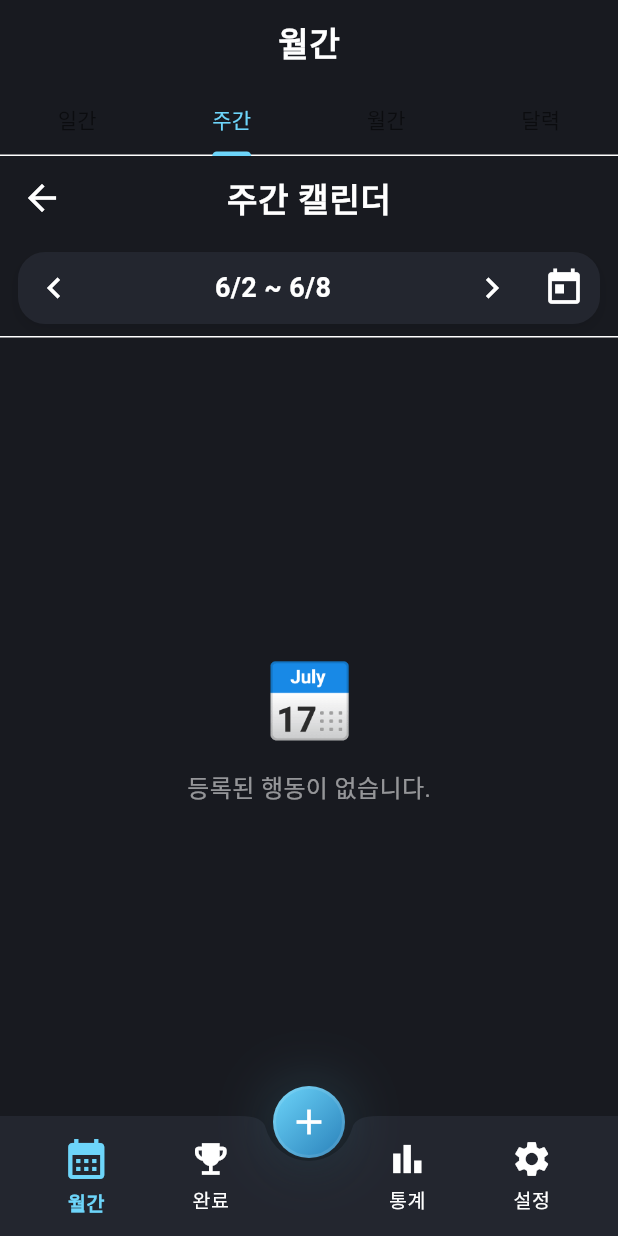
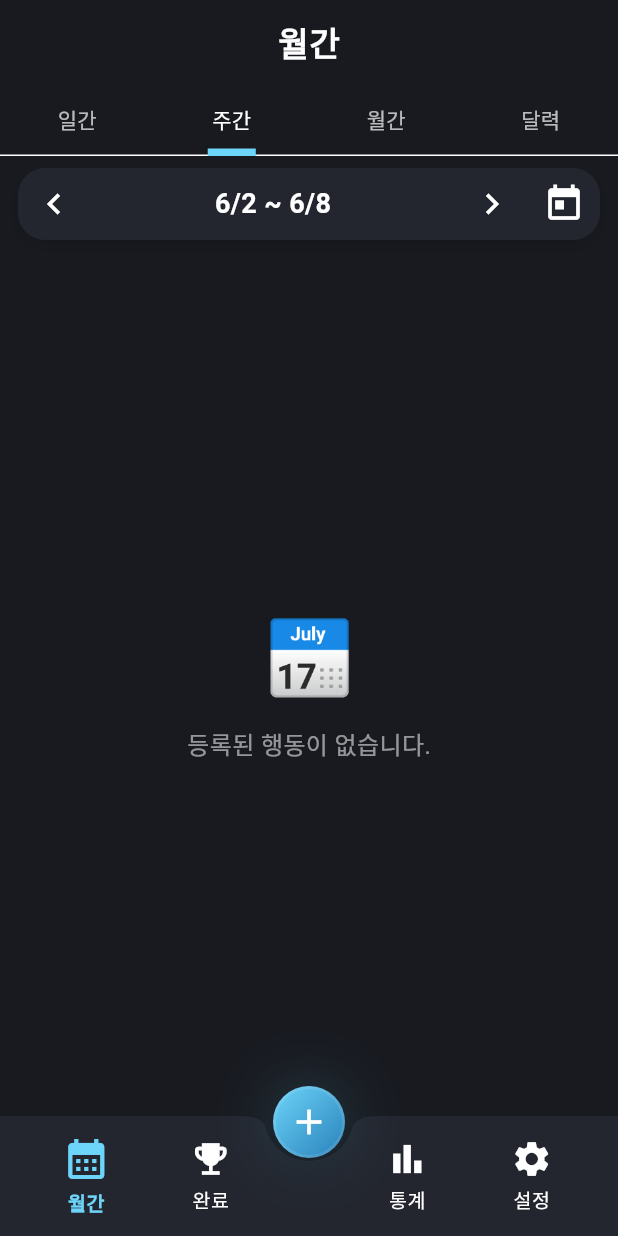
Before and after one commit to baesee/month_action_flutter, a Flutter app: the screen it shows after launch, tab 2 chosen, after a tap on the "chevron left" icon, on a phone screen of 412 x 824 dp. Run offline on Flutter 3.47's test engine with Material 3 defaults, Android fonts, the light colour scheme and no system bars; our stand-ins replace fl_chart, hive, hive_flutter, table_calendar; accounts and stored records are empty.

Commit message:
fix : 탭 디자인 수정

```diff
--- a/lib/presentation/main_screen.dart
+++ b/lib/presentation/main_screen.dart
@@ -417,9 +417,15 @@ class _MonthlyTabScreenState extends State<MonthlyTabScreen>
           bottom: TabBar(
             controller: _tabController,
             tabs: _tabs.map((t) => Tab(text: t)).toList(),
-            indicatorColor: Theme.of(context).colorScheme.primary,
-            labelColor: Theme.of(context).colorScheme.primary,
-            unselectedLabelColor: Colors.black54,
+            indicator: UnderlineTabIndicator(
+              borderSide: BorderSide(
+                color: Theme.of(context).colorScheme.primary,
+                width: 5,
+              ),
+              insets: EdgeInsets.symmetric(horizontal: 24),
+            ),
+            labelColor: Colors.white,
+            unselectedLabelColor: Colors.white70,
           ),
         ),
         body: TabBarView(
@@ -441,10 +447,18 @@ class _MonthlyTabScreenState extends State<MonthlyTabScreen>
                     vertical: 8,
                     horizontal: 12,
                   ),
+                  child: Container(
+                    decoration: BoxDecoration(
+                      color: const Color(0xFF23262F),
+                      borderRadius: BorderRadius.circular(16),
+                    ),
                     child: Row(
                       children: [
                         IconButton(
-                        icon: const Icon(Icons.chevron_left),
+                          icon: const Icon(
+                            Icons.chevron_left,
+                            color: Colors.white,
+                          ),
                           onPressed: _goToPrevMonth,
                         ),
                         Expanded(
@@ -456,23 +470,29 @@ class _MonthlyTabScreenState extends State<MonthlyTabScreen>
                                   'yyyy년 M월',
                                   'ko',
                                 ).format(_focusedMonth),
-                              style: const TextStyle(
+                                style: TextStyle(
                                   fontSize: 18,
                                   fontWeight: FontWeight.bold,
+                                  color: Colors.white,
+                                  letterSpacing: 1.2,
                                 ),
                               ),
                             ),
                           ),
                         ),
                         IconButton(
-                        icon: const Icon(Icons.chevron_right),
+                          icon: const Icon(
+                            Icons.chevron_right,
+                            color: Colors.white,
+                          ),
                           onPressed: _goToNextMonth,
                         ),
                         IconButton(
-                        icon: const Icon(Icons.today),
+                          icon: const Icon(Icons.today, color: Colors.white),
                           onPressed: _goToToday,
                         ),
                       ],
+                    ),
                   ),
                 ),
                 Expanded(child: MonthlyView(focusedMonth: _focusedMonth)),
--- a/lib/presentation/views/calendar_view.dart
+++ b/lib/presentation/views/calendar_view.dart
@@ -285,7 +285,7 @@ class _CalendarViewState extends State<CalendarView> {
             },
           ),
         ),
-        const Divider(height: 1),
+        const SizedBox.shrink(),
         Expanded(
           child: Consumer<CalendarProvider>(
             builder: (context, provider, _) {
@@ -322,7 +322,7 @@ class _CalendarViewState extends State<CalendarView> {
               }
               return ListView.separated(
                 itemCount: filtered.length,
-                separatorBuilder: (_, __) => const Divider(height: 1),
+                separatorBuilder: (_, __) => const SizedBox.shrink(),
                 itemBuilder: (context, idx) {
                   final action = filtered[idx];
                   return AnimatedCard(
--- a/lib/presentation/views/daily_calendar_view.dart
+++ b/lib/presentation/views/daily_calendar_view.dart
@@ -66,19 +66,6 @@ class DailyCalendarView extends StatelessWidget {
     });
     return Scaffold(
       backgroundColor: const Color(0xFF181A20),
-      appBar: AppBar(
-        backgroundColor: Colors.transparent,
-        elevation: 0,
-        title: const Text(
-          '일간 캘린더',
-          style: TextStyle(
-            fontSize: 22,
-            fontWeight: FontWeight.bold,
-            color: Colors.white,
-          ),
-        ),
-        centerTitle: true,
-      ),
       body: Column(
         children: [
           Padding(
@@ -151,7 +138,7 @@ class DailyCalendarView extends StatelessWidget {
                           : ListView.separated(
                             itemCount: actions.length,
                             separatorBuilder:
-                                (_, __) => const Divider(height: 1),
+                                (_, __) => const SizedBox.shrink(),
                             itemBuilder: (context, idx) {
                               final action = actions[idx];
                               return AnimatedCard(
--- a/lib/presentation/views/weekly_calendar_view.dart
+++ b/lib/presentation/views/weekly_calendar_view.dart
@@ -120,19 +120,6 @@ class _WeeklyCalendarViewState extends State<WeeklyCalendarView> {
         '${DateFormat('M/d').format(_startOfWeek)} ~ ${DateFormat('M/d').format(_endOfWeek)}';
     return Scaffold(
       backgroundColor: const Color(0xFF181A20),
-      appBar: AppBar(
-        backgroundColor: Colors.transparent,
-        elevation: 0,
-        title: const Text(
-          '주간 캘린더',
-          style: TextStyle(
-            fontSize: 22,
-            fontWeight: FontWeight.bold,
-            color: Colors.white,
-          ),
-        ),
-        centerTitle: true,
-      ),
       body: Column(
         children: [
           Padding(
@@ -179,7 +166,7 @@ class _WeeklyCalendarViewState extends State<WeeklyCalendarView> {
               ),
             ),
           ),
-          const Divider(height: 1),
+          SizedBox.shrink(),
           Expanded(
             child: Consumer<CalendarProvider>(
               builder: (context, provider, _) {
@@ -200,7 +187,7 @@ class _WeeklyCalendarViewState extends State<WeeklyCalendarView> {
                 }
                 return ListView.separated(
                   itemCount: actions.length,
-                  separatorBuilder: (_, __) => const Divider(height: 1),
+                  separatorBuilder: (_, __) => const SizedBox.shrink(),
                   itemBuilder: (context, idx) {
                     final action = actions[idx];
                     return AnimatedCard(
```
Also changed, not shown: lib/presentation/views/monthly_list_view.dart (+15 -3 lines), lib/presentation/views/monthly_view.dart (+15 -3 lines). Lines whose indentation alone changed are shown as unchanged.
